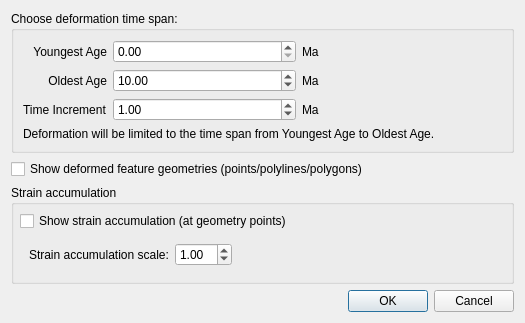
This is src/qt-widgets/SetDeformationParametersDialogUi.ui in GPlates/GPlates as Qt 5 draws it before an edit. The edited form follows.
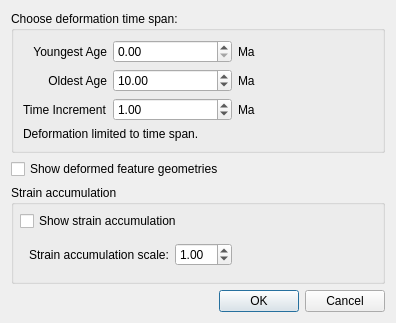
This is the edited form.

```diff
--- a/src/qt-widgets/SetDeformationParametersDialogUi.ui
+++ b/src/qt-widgets/SetDeformationParametersDialogUi.ui
@@ -9,7 +9,7 @@
    <rect>
     <x>0</x>
     <y>0</y>
-    <width>525</width>
+    <width>392</width>
     <height>306</height>
    </rect>
   </property>
@@ -177,7 +177,7 @@
       <item>
        <widget class="QLabel" name="label">
         <property name="text">
-         <string>Deformation will be limited to the time span from Youngest Age to Oldest Age.</string>
+         <string>Deformation limited to time span.</string>
         </property>
        </widget>
       </item>
@@ -189,7 +189,7 @@
      <item>
       <widget class="QCheckBox" name="show_deformed_feature_geometries_checkbox">
        <property name="text">
-        <string>Show deformed feature geometries (points/polylines/polygons)</string>
+        <string>Show deformed feature geometries</string>
        </property>
       </widget>
      </item>
@@ -212,7 +212,7 @@
         <item>
          <widget class="QCheckBox" name="show_strain_accumulation_checkbox">
           <property name="text">
-           <string>Show strain accumulation (at geometry points)</string>
+           <string>Show strain accumulation</string>
           </property>
          </widget>
         </item>
```
